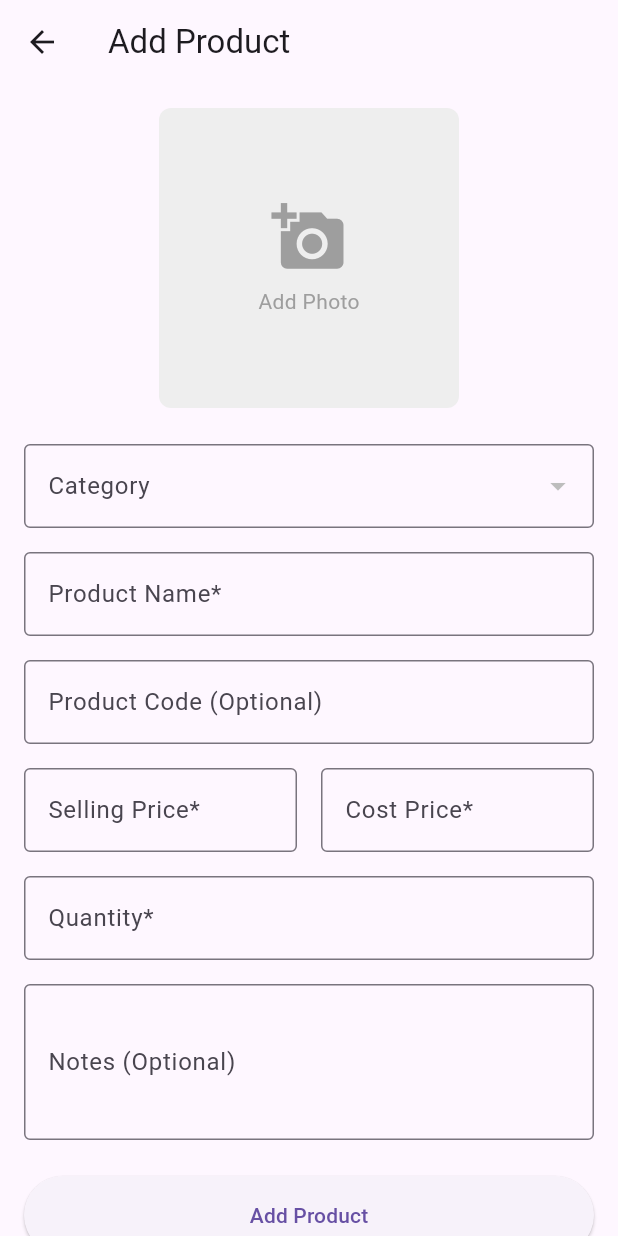
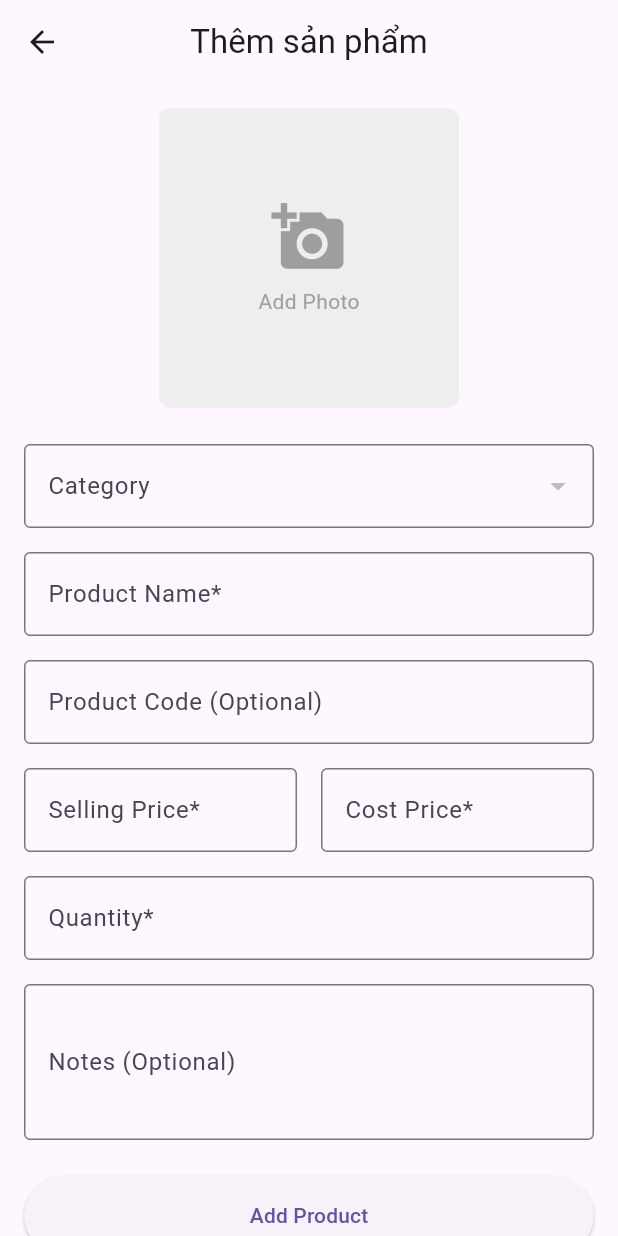
Before and after one commit to tmPhuc28/sales_management, a Flutter app: the ProductScreen screen opened by its route, on a phone screen of 412 x 824 dp. Run offline on Flutter 3.47's test engine with Material 3 defaults, Android fonts, the phone set to English and light mode, and no system bars; our stand-ins replace equatable, file_picker, fl_chart, flutter_bloc, flutter_slidable, image_picker and 2 more; accounts and stored records are empty.

Commit message:
update custom app bar all screens.

```diff
--- a/lib/presentation/screens/order/order_details_screen.dart
+++ b/lib/presentation/screens/order/order_details_screen.dart
@@ -2,6 +2,7 @@
 import 'package:flutter/material.dart';
 import 'package:intl/intl.dart';
 import 'package:provider/provider.dart';
+import 'package:sales_management/presentation/widgets/custom_app_bar.dart';
 import '../../../data/repositories/order_repository.dart';
 import '../../../data/repositories/product_repository.dart';
 
@@ -56,8 +57,8 @@ class _OrderDetailsScreenState extends State<OrderDetailsScreen> {
   @override
   Widget build(BuildContext context) {
     return Scaffold(
-      appBar: AppBar(
-        title: Text('Order #${widget.orderId.substring(0, 8)}'),
+      appBar: CustomAppBar(
+        title: 'Đơn hàng #${widget.orderId.substring(0, 8)}',
       ),
       body: FutureBuilder<Map<String, dynamic>>(
         future: context.read<OrderRepository>().getOrderDetails(widget.orderId),
--- a/lib/presentation/screens/product/product_screen.dart
+++ b/lib/presentation/screens/product/product_screen.dart
@@ -3,6 +3,7 @@ import 'package:flutter/material.dart';
 import 'package:flutter_bloc/flutter_bloc.dart';
 import 'package:image_picker/image_picker.dart';
 import 'package:sales_management/presentation/blocs/product/product_event.dart';
+import 'package:sales_management/presentation/widgets/custom_app_bar.dart';
 import 'dart:io';
 import 'package:uuid/uuid.dart';
 import '../../../data/models/product.dart';
@@ -178,16 +179,8 @@ class _ProductScreenState extends State<ProductScreen> {
   @override
   Widget build(BuildContext context) {
     return Scaffold(
-      appBar: AppBar(
-        title: Text(widget.product == null ? 'Add Product' : 'Edit Product'),
-        actions: [
-          if (widget.product != null)
-            IconButton(
-              icon: const Icon(Icons.delete),
-              onPressed: () => _showDeleteConfirmation(context),
-              color: Colors.red,
-            ),
-        ],
+      appBar: CustomAppBar(
+        title: widget.product == null ? 'Thêm sản phẩm' : 'Cập nhật',
       ),
       body: _isLoading
           ? const Center(child: CircularProgressIndicator())
@@ -198,6 +191,17 @@ class _ProductScreenState extends State<ProductScreen> {
           child: Column(
             crossAxisAlignment: CrossAxisAlignment.start,
             children: [
+              // Delete Button for Edit Mode
+              if (widget.product != null)
+                Align(
+                  alignment: Alignment.centerRight,
+                  child: IconButton(
+                    icon: const Icon(Icons.delete),
+                    color: Colors.red,
+                    onPressed: () => _showDeleteConfirmation(context),
+                  ),
+                ),
+
               // Image Picker
               Center(
                 child: GestureDetector(
--- a/lib/presentation/screens/settings/settings_screen.dart
+++ b/lib/presentation/screens/settings/settings_screen.dart
@@ -2,6 +2,7 @@
 import 'package:flutter/material.dart';
 import 'package:flutter_bloc/flutter_bloc.dart';
 import 'package:file_picker/file_picker.dart';
+import 'package:sales_management/presentation/widgets/custom_app_bar.dart';
 import '../../blocs/settings/settings_bloc.dart';
 import '../../blocs/settings/settings_event.dart';
 import '../../blocs/settings/settings_state.dart';
@@ -13,8 +14,8 @@ class SettingsScreen extends StatelessWidget {
   @override
   Widget build(BuildContext context) {
     return Scaffold(
-      appBar: AppBar(
-        title: const Text('Cài đặt'),
+      appBar: const CustomAppBar(
+        title: 'Cài đặt',
       ),
       body: BlocConsumer<SettingsBloc, SettingsState>(
         listener: (context, state) {
--- /dev/null
+++ b/lib/presentation/widgets/custom_app_bar.dart
@@ -0,0 +1,40 @@
+// lib/presentation/widgets/custom_app_bar.dart
+import 'package:flutter/material.dart';
+
+class CustomAppBar extends StatelessWidget implements PreferredSizeWidget {
+  final String title;
+  final bool showBackButton;
+
+  const CustomAppBar({
+    super.key,
+    required this.title,
+    this.showBackButton = true,
+  });
+
+  void _handleNavigation(BuildContext context) {
+    if (Navigator.of(context).canPop()) {
+      Navigator.of(context).pop();
+    } else {
+      Navigator.of(context).pushReplacementNamed('/');
+    }
+  }
+
+  @override
+  Widget build(BuildContext context) {
+    return AppBar(
+      centerTitle: true,
+      title: Text(title),
+      leading: showBackButton
+          ? IconButton(
+        icon: const Icon(Icons.arrow_back),
+        onPressed: () => _handleNavigation(context),
+      )
+          : null,
+      automaticallyImplyLeading: showBackButton,
+      actions: const [],
+    );
+  }
+
+  @override
+  Size get preferredSize => const Size.fromHeight(kToolbarHeight);
+}
```
Also changed, not shown: lib/presentation/screens/category/category_list_screen.dart (+13 -27 lines), lib/presentation/screens/order/order_list_screen.dart (+2 -11 lines), lib/presentation/screens/statistics/sales_statistics_screen.dart (+23 -12 lines). Lines whose indentation alone changed are shown as unchanged.
